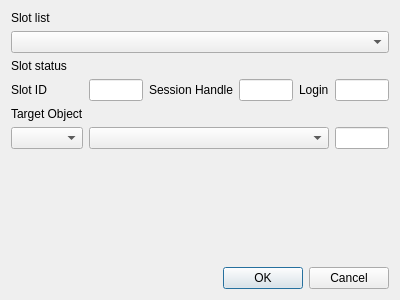
jykim74/CryptokiMan, file HsmMan/del_object_dlg.ui: the form before one commit.
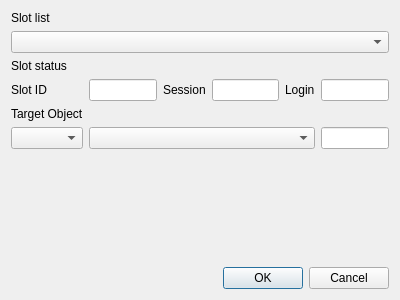
The form after the commit.

```diff
--- a/HsmMan/del_object_dlg.ui
+++ b/HsmMan/del_object_dlg.ui
@@ -62,7 +62,7 @@
    <item row="3" column="2">
     <widget class="QLabel" name="label_5">
      <property name="text">
-      <string>Session Handle</string>
+      <string>Session</string>
      </property>
     </widget>
    </item>
```
Left out of the diff: 14 changed lines with no effect on the pictures.
